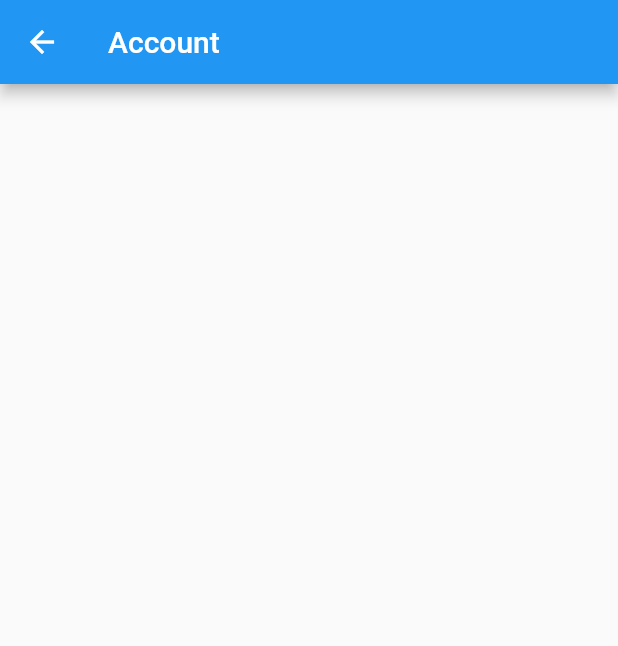
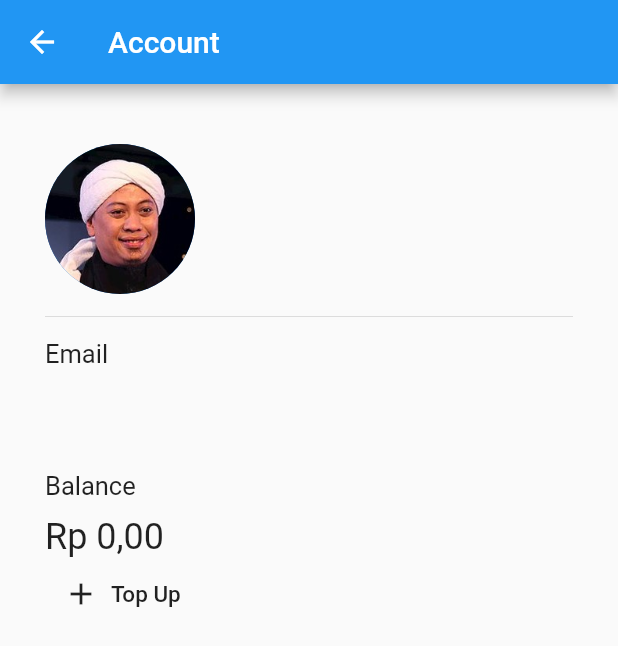
Before and after one commit to vharney/PatungKuyGH, a Flutter app: the screen it shows once a user with an empty profile is signed in, in the side drawer, after a tap on "Juan", on a phone screen of 412 x 824 dp. Shown: the top 646 px of the screen. Run offline on Flutter 3.47's test engine with Material 2 defaults, Android fonts, the phone set to English and light mode, and no system bars; our stand-ins replace cloud_firestore, curved_navigation_bar, firebase_auth, flutter_spinkit; accounts and stored records are empty.

Commit message:
Finished account page

```diff
--- a/patungkuy/lib/screens/home/account.dart
+++ b/patungkuy/lib/screens/home/account.dart
@@ -9,12 +9,74 @@ class Account extends StatefulWidget {
 }
 
 class _AccountState extends State<Account> {
+  Map data = {};
+  int balance = 0;
+
   @override
   Widget build(BuildContext context) {
+    data = ModalRoute.of(context).settings.arguments;
+    String email = data['email'];
+
     return Scaffold(
       appBar: AppBar(
         title: Text('Account'),
       ),
+      body: Padding(
+        padding: EdgeInsets.fromLTRB(30, 40, 30, 0),
+        child: Column(
+          crossAxisAlignment: CrossAxisAlignment.start,
+          children: <Widget>[
+            CircleAvatar(
+              backgroundImage: AssetImage('assets/avatar.jpg'),
+              radius: 50.0,
+            ),
+            Divider(
+              height: 30.0,
+            ),
+            Text(
+              'Email',
+              style: TextStyle(
+                fontSize: 17,
+              ),
+            ),
+            SizedBox(height: 10),
+            Text(
+              '$email',
+              style: TextStyle(
+                fontSize: 24,
+              ),
+            ),
+            SizedBox(height: 30),
+            Text(
+              'Balance',
+              style: TextStyle(
+                fontSize: 17,
+              ),
+            ),
+            SizedBox(height: 10),
+            Text(
+              'Rp $balance,00',
+              style: TextStyle(
+                fontSize: 24,
+              ),
+            ),
+            FlatButton.icon(
+              onPressed: () {
+                setState(() {
+                  balance += 10000;
+                });
+              },
+              label: Text(
+                'Top Up',
+                style: TextStyle(
+                  fontSize: 15,
+                ),
+              ),
+              icon: Icon(Icons.add),
+            ),
+          ],
+        ),
+      ),
     );
   }
 }
--- a/patungkuy/lib/shared/drawer.dart
+++ b/patungkuy/lib/shared/drawer.dart
@@ -42,7 +42,9 @@ class _DrawerCustomState extends State<DrawerCustom> {
             backgroundImage: AssetImage('assets/avatar.jpg'),
           ),
           onDetailsPressed: () {
-            Navigator.pushNamed(context, '/account');
+            print(widget.email);
+            Navigator.pushNamed(context, '/account',
+                arguments: {'email': widget.email});
           },
         ),
         ListTile(
```
